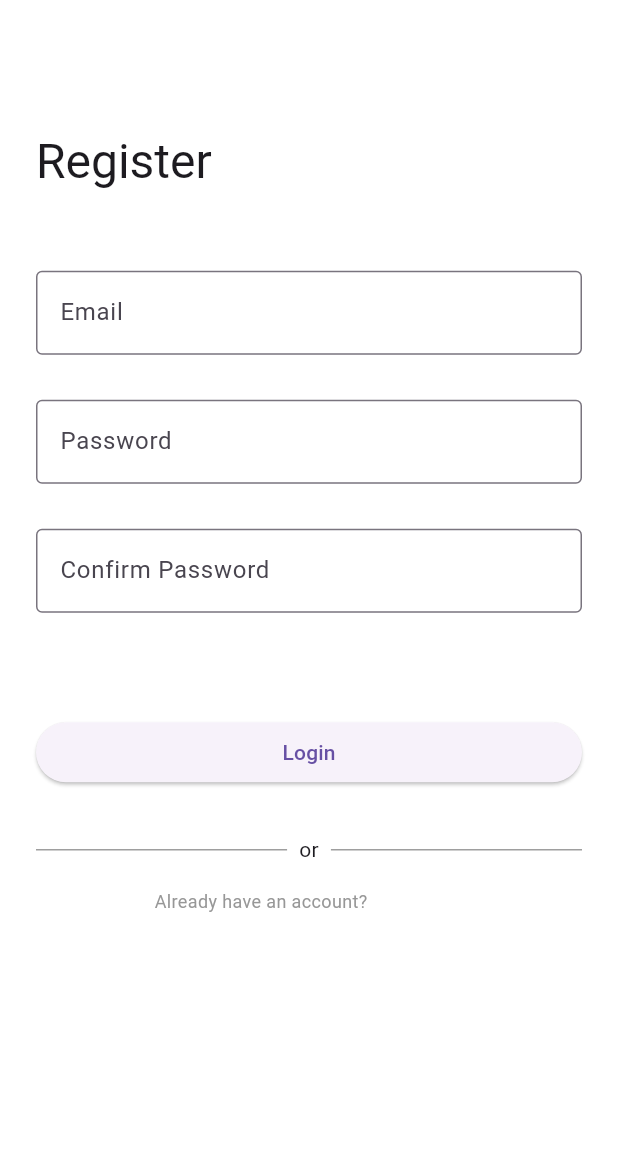
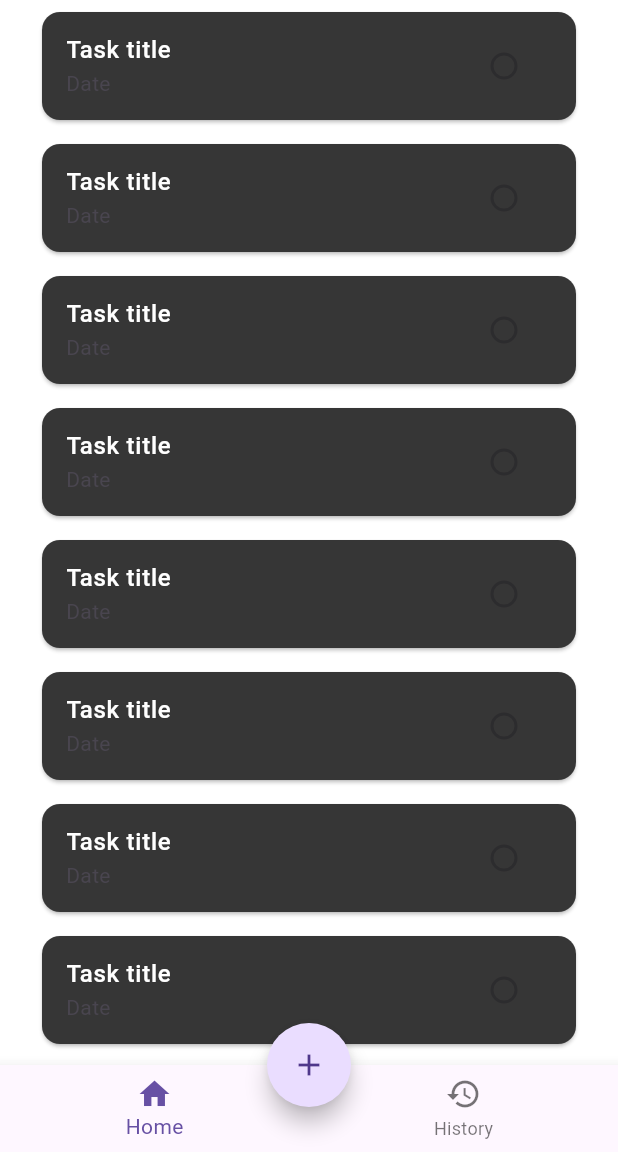
Before and after one commit to ZapRender/TodoZen, a Flutter app: the screen it shows after launch, on a phone screen of 412 x 824 dp, the part 84-1236 px from its top. Run offline on Flutter 3.47's test engine with Material 3 defaults, Android fonts, the light colour scheme and no system bars; our stand-ins replace flutter_svg.

Commit message:
Feat (home): Created home screen.
Created home screen and his widgets. also created the assets folder and added svg package to the yaml.

```diff
--- a/lib/core/theme/app_colors.dart
+++ b/lib/core/theme/app_colors.dart
@@ -11,4 +11,6 @@ class AppColors {
   static const secondaryTextDark = Color(0xFF979797);
   static const darkBackground = Color(0xFF121212);
   static const darksurface = Color(0xFF1E1E1E);
+  static const darkCard = Color(0xFF363636);
+  static const buttonColor = Color(0xFF8687E7);
 }
--- a/lib/core/theme/app_theme.dart
+++ b/lib/core/theme/app_theme.dart
@@ -23,5 +23,14 @@ class AppTheme {
     scaffoldBackgroundColor: Colors.black,
     textTheme: AppTextTheme.darkTextTheme,
     elevatedButtonTheme: AppElevatedButtonTheme.darkElevatedButtonTheme,
+    textButtonTheme: TextButtonThemeData(
+      style: TextButton.styleFrom(
+        textStyle: const TextStyle(
+          fontSize: 16.0,
+          color: AppColors.primaryDark,
+          fontWeight: FontWeight.w400,
+        ),
+      ),
+    ),
   );
 }
--- a/lib/main.dart
+++ b/lib/main.dart
@@ -1,5 +1,6 @@
 import 'package:flutter/material.dart';
 import 'package:todo_zen/core/theme/app_theme.dart';
+import 'package:todo_zen/presentation/views/home/home_screen.dart';
 import 'package:todo_zen/presentation/views/login/login_screen.dart';
 import 'package:todo_zen/presentation/views/register/register_screen.dart';
 
@@ -17,7 +18,7 @@ class MainApp extends StatelessWidget {
       themeMode: ThemeMode.system, //Change when light theme is ready
       theme: AppTheme.lightTheme,
       darkTheme: AppTheme.darkTheme,
-      home: RegisterScreen(),
+      home: HomeScreen(),
     );
   }
 }
--- /dev/null
+++ b/lib/presentation/views/home/home_screen.dart
@@ -0,0 +1,52 @@
+import 'package:flutter/material.dart';
+import 'package:todo_zen/core/theme/app_text_theme.dart';
+import 'package:todo_zen/presentation/views/home/widgets/bottom_sheet_tasks.dart';
+import 'package:todo_zen/presentation/views/home/widgets/task_item_list.dart';
+
+class HomeScreen extends StatelessWidget {
+  const HomeScreen({super.key});
+
+  @override
+  Widget build(BuildContext context) {
+    return Scaffold(
+      appBar: AppBar(
+        title: Text(
+          'TodoZen',
+          style: AppTextTheme.darkTextTheme.headlineMedium,
+        ),
+        centerTitle: true,
+      ),
+      body: ListView.builder(
+        itemCount: 10,
+        itemBuilder: (context, index) => TasksItemList(),
+      ),
+      floatingActionButtonLocation: FloatingActionButtonLocation.centerDocked,
+      floatingActionButton: FloatingActionButton(
+        onPressed: () {
+          showModalBottomSheet(
+            context: context,
+            isScrollControlled: true,
+            builder: (context) {
+              return Padding(
+                padding: EdgeInsets.only(
+                  bottom: MediaQuery.of(context).viewInsets.bottom,
+                ),
+                child: SingleChildScrollView(child: BottomSheetTasks()),
+              );
+            },
+          );
+        },
+        shape: RoundedRectangleBorder(
+          borderRadius: BorderRadius.circular(100.0),
+        ),
+        child: Icon(Icons.add),
+      ),
+      bottomNavigationBar: BottomNavigationBar(
+        items: const [
+          BottomNavigationBarItem(icon: Icon(Icons.home), label: 'Home'),
+          BottomNavigationBarItem(icon: Icon(Icons.history), label: 'History'),
+        ],
+      ),
+    );
+  }
+}
--- /dev/null
+++ b/lib/presentation/views/home/widgets/task_item_list.dart
@@ -0,0 +1,32 @@
+import 'package:flutter/material.dart';
+import 'package:todo_zen/core/theme/app_colors.dart';
+import 'package:todo_zen/core/theme/app_text_theme.dart';
+
+class TasksItemList extends StatelessWidget {
+  const TasksItemList({super.key});
+
+  @override
+  Widget build(BuildContext context) {
+    return Padding(
+      padding: const EdgeInsets.symmetric(horizontal: 24.0, vertical: 4.0),
+      child: Card(
+        color: AppColors.darkCard,
+        child: ListTile(
+          title: Text(
+            'Task title',
+            style: AppTextTheme.darkTextTheme.titleMedium,
+          ),
+          subtitle: Text('Date'),
+          trailing: Checkbox(
+            shape: RoundedRectangleBorder(
+              borderRadius: BorderRadius.circular(100.0),
+            ),
+            value: false,
+            onChanged: null,
+            activeColor: AppColors.primaryDark,
+          ),
+        ),
+      ),
+    );
+  }
+}
--- a/pubspec.yaml
+++ b/pubspec.yaml
@@ -10,6 +10,8 @@ dependencies:
   flutter:
     sdk: flutter
 
+  flutter_svg: ^2.0.17
+
 dev_dependencies:
   flutter_test:
     sdk: flutter
@@ -17,3 +19,5 @@ dev_dependencies:
 
 flutter:
   uses-material-design: true
+  assets:
+    - assets/images/no_tasks.svg
```
Also changed, not shown: lib/presentation/views/home/widgets/bottom_sheet_tasks.dart (added, +87 -0 lines), lib/presentation/views/home/widgets/no_tasks.dart (added, +27 -0 lines), assets/images/no_tasks.svg (added), pubspec.lock.
